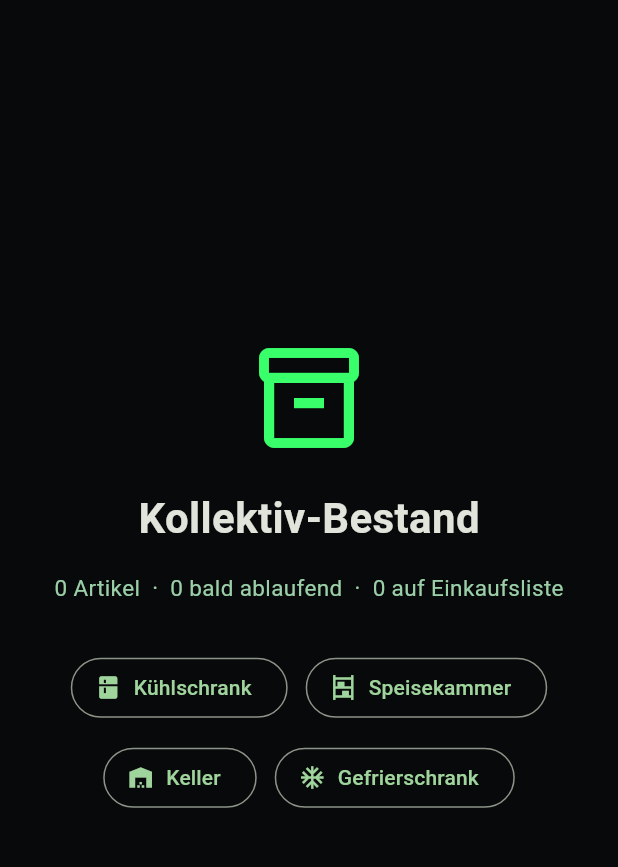
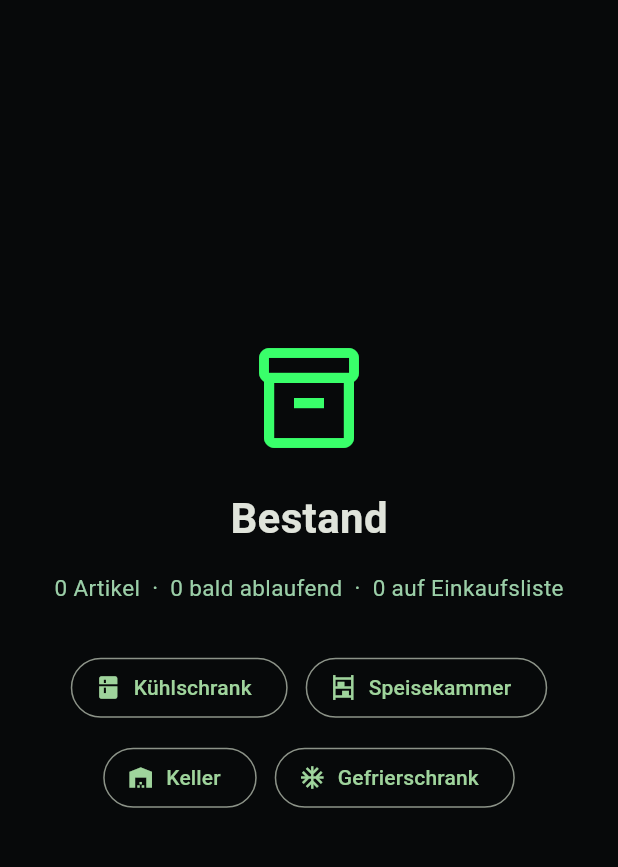
Before and after one commit to HGReimer/EasyVorrat, a Flutter app: the screen it shows after launch, on a phone screen of 412 x 824 dp, the part 84-951 px from its top. Run offline on Flutter 3.47's test engine with Material 3 defaults, Android fonts, the phone set to English and light mode, and no system bars; our stand-ins replace sqflite_common_ffi, sqflite_common_ffi_web; missing offline and left inert: mobile_scanner; accounts and stored records are empty.

Commit message:
Bestandsanzeige und MHD-Berechnung verbessert

```diff
--- a/lib/screens/home_screen.dart
+++ b/lib/screens/home_screen.dart
@@ -23,7 +23,7 @@ class HomeScreen extends StatelessWidget {
             ),
             const SizedBox(height: 20),
             const Text(
-              'Kollektiv-Bestand',
+              'Bestand',
               style: TextStyle(fontSize: 28, fontWeight: FontWeight.bold),
             ),
             const SizedBox(height: 16),
```
Also changed, not shown: lib/screens/location_screen.dart (+8 -8 lines), 1 other file.
